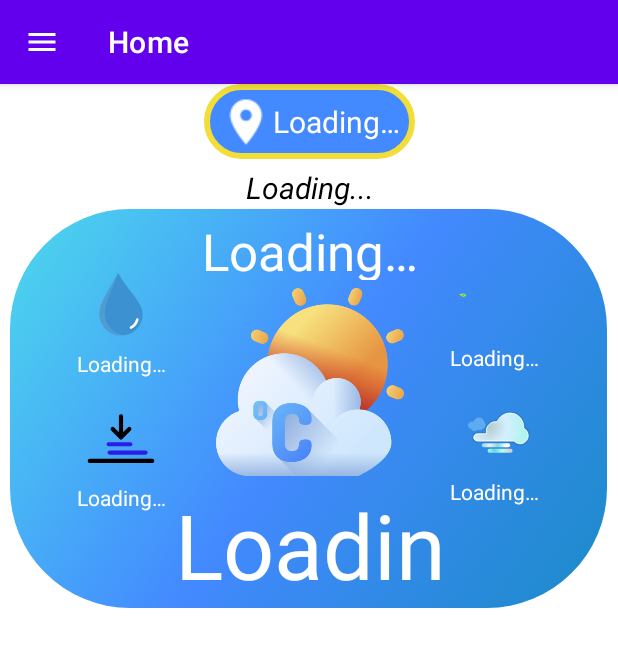
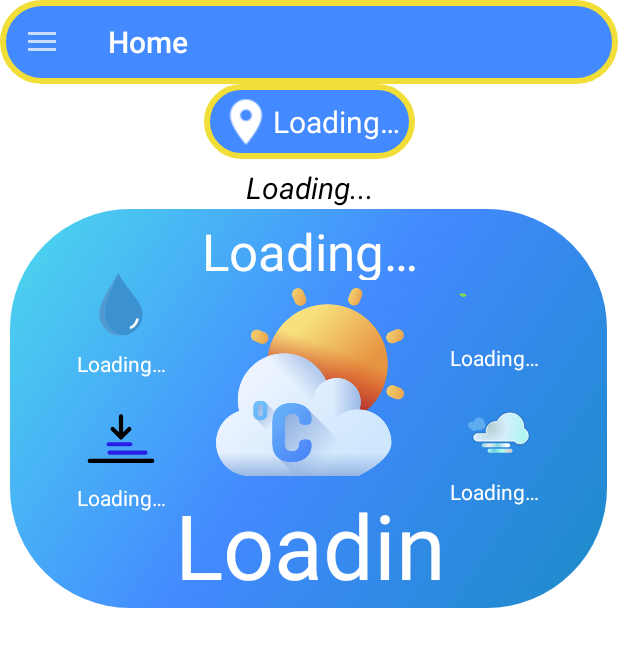
Before and after one commit to AliSalahElbadry/CSkies-Weather-App, an Android app: the ActivityMain screen opened directly, with no data from a screen before it, on a phone screen of 412 x 824 dp. Shown: the top 647 px of the screen. Run offline under Robolectric (Android 15) with nearby library versions, the light colour scheme and no system bars; our stand-ins replace Room's generated code, navigation-ui; 1 statement that could not run was skipped.

Commit message:
View UpDating

```diff
--- a/CSkies/app/src/main/AndroidManifest.xml
+++ b/CSkies/app/src/main/AndroidManifest.xml
@@ -13,11 +13,11 @@
     <application
         android:allowBackup="true"
         android:dataExtractionRules="@xml/data_extraction_rules"
+        android:theme="@style/Theme.MaterialComponents.Light.NoActionBar"
         android:fullBackupContent="@xml/backup_rules"
         android:icon="@mipmap/ic_launcher"
         android:label="@string/app_name"
         android:supportsRtl="true"
-        android:theme="@style/Theme.CSkies"
         tools:targetApi="31">
         <activity
             android:name=".home.view.ActivityMain"
--- a/CSkies/app/src/main/java/com/app/our/cskies/favorites/view/FragmentFavoritesPage.kt
+++ b/CSkies/app/src/main/java/com/app/our/cskies/favorites/view/FragmentFavoritesPage.kt
@@ -6,6 +6,7 @@ import android.view.LayoutInflater
 import android.view.View
 import android.view.ViewGroup
 import androidx.fragment.app.Fragment
+import androidx.fragment.app.replace
 import androidx.lifecycle.Observer
 import androidx.lifecycle.lifecycleScope
 import androidx.recyclerview.widget.LinearLayoutManager
@@ -76,11 +77,11 @@ class FragmentFavoritesPage : Fragment(),IOnClickItemListener {
                  var fragmentShowLocationData = FragmentShowLocationData()
                  fragmentShowLocationData.data=it
                  fragmentShowLocationData.mode=2
-                Log.e("","Data Arrived")
                  activity!!.supportFragmentManager.beginTransaction()
                     .replace(com.app.our.cskies.R.id.my_host_fragment, fragmentShowLocationData, null)
-                    .addToBackStack(null)
+                     .addToBackStack("fav")
                     .commit()
+
             })
         }
         lifecycleScope.launch{
--- a/CSkies/app/src/main/java/com/app/our/cskies/home/view/MainActivity.kt
+++ b/CSkies/app/src/main/java/com/app/our/cskies/home/view/MainActivity.kt
@@ -1,14 +1,21 @@
 package com.app.our.cskies.home.view
 
 import android.os.Bundle
+import android.util.Log
 import android.view.MenuItem
 import android.widget.Toast
+import androidx.activity.OnBackPressedDispatcher
 import androidx.appcompat.app.AppCompatActivity
 import androidx.core.view.GravityCompat
+import androidx.fragment.app.Fragment
+import androidx.fragment.app.FragmentManager
+import androidx.lifecycle.MutableLiveData
 import androidx.lifecycle.lifecycleScope
 import androidx.navigation.NavController
 import androidx.navigation.Navigation
+import androidx.navigation.ui.AppBarConfiguration
 import androidx.navigation.ui.NavigationUI.setupWithNavController
+import androidx.navigation.ui.setupWithNavController
 import com.app.our.cskies.R
 import com.app.our.cskies.databinding.ActivityMainBinding
 import com.app.our.cskies.home.viewModel.ViewModelHome
@@ -26,21 +33,29 @@ class ActivityMain : AppCompatActivity() {
         LanguageUtils.setAppLocale(Setting.getLang(),this)
         binding= ActivityMainBinding.inflate(layoutInflater)
         setContentView(binding.root)
+        setSupportActionBar(binding.myToolbar)
         val actionBar = supportActionBar
         actionBar!!.setHomeAsUpIndicator(R.drawable.baseline_menu_24)
         actionBar.setDisplayShowHomeEnabled(true)
         actionBar.setDisplayHomeAsUpEnabled(true)
         actionBar.setDisplayShowTitleEnabled(true)
-        val con: NavController = Navigation.findNavController(this, R.id.my_host_fragment)
-        setupWithNavController(binding.navLayout, navController = con)
+        val navController: NavController = Navigation.findNavController(this, R.id.my_host_fragment)
+        navController.addOnDestinationChangedListener { controller, destination, arguments ->
+           supportFragmentManager.popBackStack(controller.previousBackStackEntry?.id,FragmentManager.POP_BACK_STACK_INCLUSIVE)
+        }
+        setupWithNavController(binding.navigator, navController = navController)
+        val appBarConfiguration= AppBarConfiguration(navController.graph,binding.drowerLayout)
+        binding.myToolbar.setupWithNavController(navController,appBarConfiguration)
+        binding.navigator.setupWithNavController(navController)
+
     }
     override fun onOptionsItemSelected(item: MenuItem): Boolean {
         when (item.itemId) {
             android.R.id.home -> {
-                if (binding.mdrow.isDrawerOpen(GravityCompat.START)) {
-                    binding.mdrow.closeDrawer(GravityCompat.START)
+                if (binding.drowerLayout.isDrawerOpen(GravityCompat.START)) {
+                    binding.drowerLayout.closeDrawer(GravityCompat.START)
                 } else {
-                    binding.mdrow.openDrawer(GravityCompat.START)
+                    binding.drowerLayout.openDrawer(GravityCompat.START)
                 }
             }
         }
--- a/CSkies/app/src/main/java/com/app/our/cskies/weather_data_show/view/FragmentShowLocationData.kt
+++ b/CSkies/app/src/main/java/com/app/our/cskies/weather_data_show/view/FragmentShowLocationData.kt
@@ -109,6 +109,7 @@ class FragmentShowLocationData : Fragment() {
 
         binding.textViewCity.text=data.location.address
         binding.textViewDayTime.text=data.location.date
+        binding.imageViewWeatherIcon.setImageBitmap(data.location.getImageBitmap())
         binding.textViewCityTempreture.text="${Converter.getTemperature(data.location.temp)}${Constants.DEGREE_CHAR}${Setting.getTemp()}"
         binding.textViewClouds.text=data.location.clouds.toString()
         binding.textViewWindSpeed.text=Converter.getWindSpeed(data.location.windSpeed)
@@ -120,9 +121,7 @@ class FragmentShowLocationData : Fragment() {
         hoursAdapter.notifyDataSetChanged()
         daysAdapter.notifyDataSetChanged()
     }
-    fun getLocationDataFromDataBase(){
 
-    }
 
     @SuppressLint("SetTextI18n")
     private fun showData()
--- a/CSkies/app/src/main/res/layout/activity_main.xml
+++ b/CSkies/app/src/main/res/layout/activity_main.xml
@@ -1,31 +1,46 @@
 <?xml version="1.0" encoding="utf-8"?>
-<androidx.constraintlayout.widget.ConstraintLayout
+<androidx.drawerlayout.widget.DrawerLayout xmlns:android="http://schemas.android.com/apk/res/android"
+    xmlns:app="http://schemas.android.com/apk/res-auto"
     xmlns:tools="http://schemas.android.com/tools"
-    xmlns:app="http://schemas.android.com/apk/res-auto"
-    xmlns:android="http://schemas.android.com/apk/res/android"
+    android:id="@+id/drower_layout"
     android:layout_width="match_parent"
     android:layout_height="match_parent"
-    tools:context=".home.view.ActivityMain">
-    <androidx.drawerlayout.widget.DrawerLayout
-        android:id="@+id/mdrow"
+    android:theme="@style/Theme.AppCompat.NoActionBar">
+
+    <LinearLayout
         android:layout_width="match_parent"
         android:layout_height="match_parent"
-        app:layout_constraintBottom_toBottomOf="parent"
-        app:layout_constraintEnd_toEndOf="parent"
-        app:layout_constraintStart_toStartOf="parent"
-        app:layout_constraintTop_toTopOf="parent"
-        tools:context=".ActivityHome">
+        android:orientation="vertical">
+
+        <androidx.appcompat.widget.Toolbar
+            android:id="@+id/myToolbar"
+            android:layout_width="match_parent"
+            android:layout_height="?attr/actionBarSize"
+            android:background="@drawable/toolbar_back">
+
+            <TextView
+                android:id="@+id/toolbar_title"
+                style="@style/TextAppearance.AppCompat.Widget.ActionBar.Title"
+                android:layout_width="wrap_content"
+                android:layout_height="wrap_content"
+                android:layout_gravity="center"
+                android:textColor="#FFC107"
+                android:textSize="24sp"
+                android:textStyle="bold|italic" />
+        </androidx.appcompat.widget.Toolbar>
 
         <fragment
             android:id="@+id/my_host_fragment"
             android:name="androidx.navigation.fragment.NavHostFragment"
-            android:layout_width="0dp"
-            android:layout_height="0dp"
+            android:layout_width="match_parent"
+            android:layout_height="match_parent"
             app:defaultNavHost="true"
             app:navGraph="@navigation/drower_graph" />
 
+    </LinearLayout>
+
     <com.google.android.material.navigation.NavigationView
-            android:id="@+id/nav_layout"
+        android:id="@+id/navigator"
         android:layout_width="wrap_content"
         android:layout_height="match_parent"
         android:layout_gravity="start"
@@ -39,5 +54,3 @@
         app:menu="@menu/main_menu"
         tools:ignore="VisualLintBounds" />
 </androidx.drawerlayout.widget.DrawerLayout>
-
-</androidx.constraintlayout.widget.ConstraintLayout>
--- a/CSkies/app/src/main/res/values-night/themes.xml
+++ b/CSkies/app/src/main/res/values-night/themes.xml
@@ -1,6 +1,6 @@
 <resources xmlns:tools="http://schemas.android.com/tools">
     <!-- Base application theme. -->
-    <style name="Theme.CSkies" parent="Theme.MaterialComponents.DayNight.DarkActionBar">
+    <style name="Theme.CSkies" parent="Theme.MaterialComponents.Light">
         <!-- Primary brand color. -->
         <item name="colorPrimary">@color/purple_200</item>
         <item name="colorPrimaryVariant">@color/purple_700</item>
--- a/CSkies/app/src/main/res/values/themes.xml
+++ b/CSkies/app/src/main/res/values/themes.xml
@@ -1,6 +1,6 @@
 <resources xmlns:tools="http://schemas.android.com/tools">
     <!-- Base application theme. -->
-    <style name="Theme.CSkies" parent="Theme.MaterialComponents.DayNight.DarkActionBar">
+    <style name="Theme.CSkies" parent="Theme.MaterialComponents.Light">
         <!-- Primary brand color. -->
         <item name="colorPrimary">@color/purple_500</item>
         <item name="colorPrimaryVariant">@color/purple_700</item>
```
Lines whose indentation alone changed are shown as unchanged.
